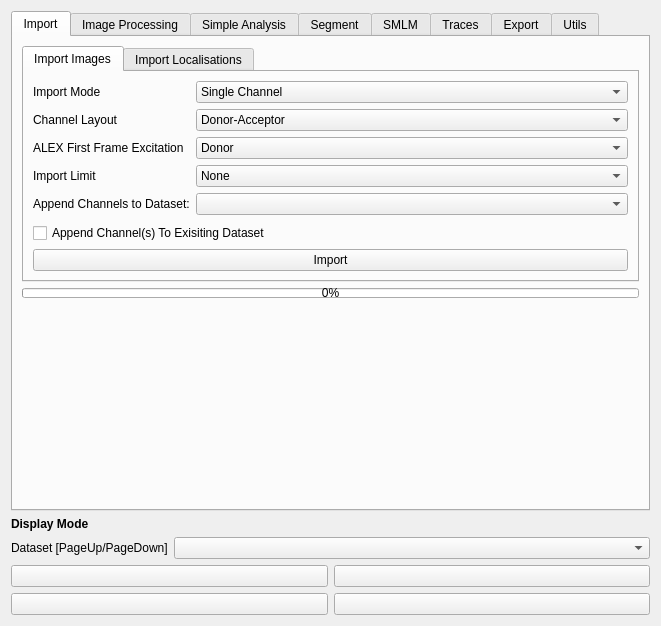
Above: src/napari_pixseq/GUI/pixseq_ui.ui from piedrro/napari-molseeq before the change. Below: the same form after it.
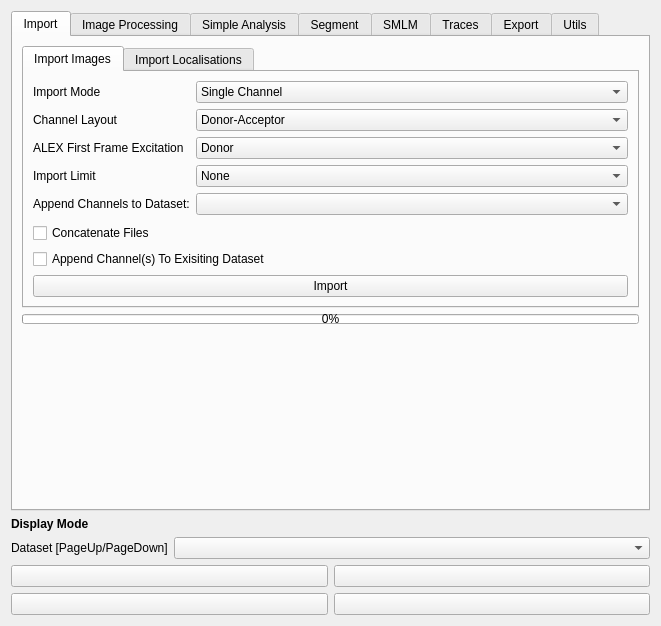
That is the form after the change.

Patch:
```diff
--- a/src/napari_pixseq/GUI/pixseq_ui.ui
+++ b/src/napari_pixseq/GUI/pixseq_ui.ui
@@ -215,6 +215,13 @@
              </item>
             </layout>
            </item>
+           <item>
+            <widget class="QCheckBox" name="pixseq_concatenate">
+             <property name="text">
+              <string>Concatenate Files</string>
+             </property>
+            </widget>
+           </item>
            <item>
             <widget class="QCheckBox" name="pixseq_append">
              <property name="text">
```
Left out of the diff: 24 changed lines with no effect on the pictures.
